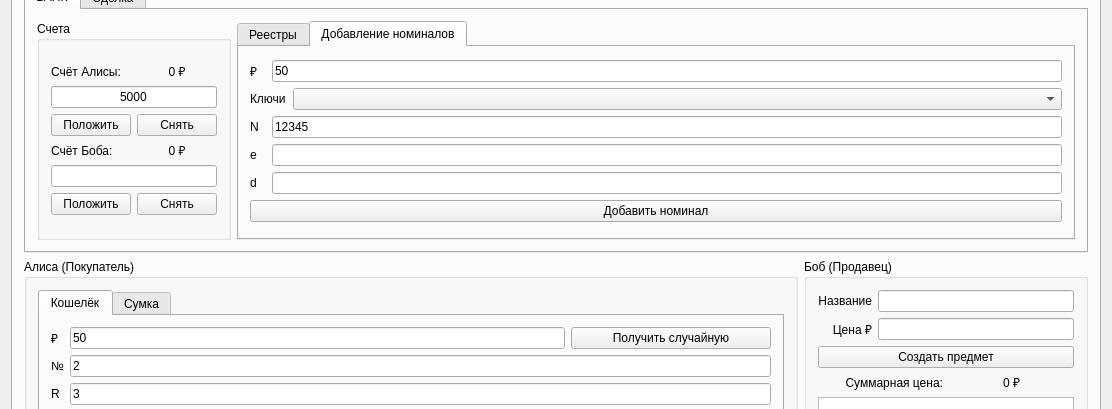
This is mainwindow.ui in klv-codehub/rsa-cash as Qt 5 draws it before an edit; both pictures show x 0 to 1112 and y 320 to 729 of the 1112 by 980 pixel window. The edited form follows.
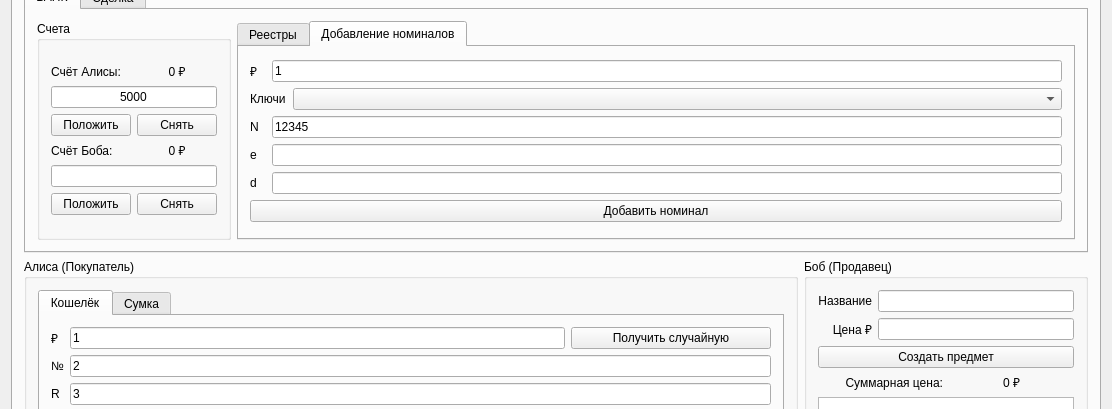
This is the edited form. The open tabs and pages were chosen to show the change.

What changed in the file:
```diff
--- a/mainwindow.ui
+++ b/mainwindow.ui
@@ -59,7 +59,7 @@
                  <item row="0" column="1">
                   <widget class="QLineEdit" name="lineEdit_banknote_nom">
                    <property name="text">
-                    <string>50</string>
+                    <string>1</string>
                    </property>
                   </widget>
                  </item>
@@ -458,7 +458,7 @@
                 <item row="0" column="1" colspan="2">
                  <widget class="QLineEdit" name="lineEdit_bank_nom">
                   <property name="text">
-                   <string>50</string>
+                   <string>1</string>
                   </property>
                  </widget>
                 </item>
```
Left out of the diff: 2 changed lines with no effect on the pictures.
